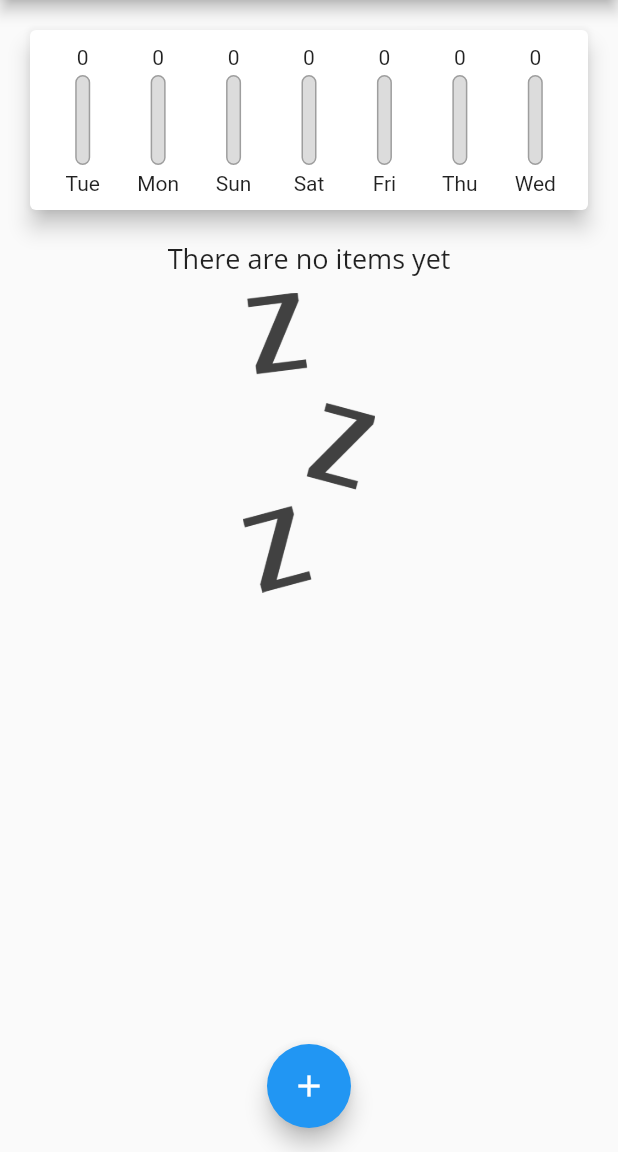
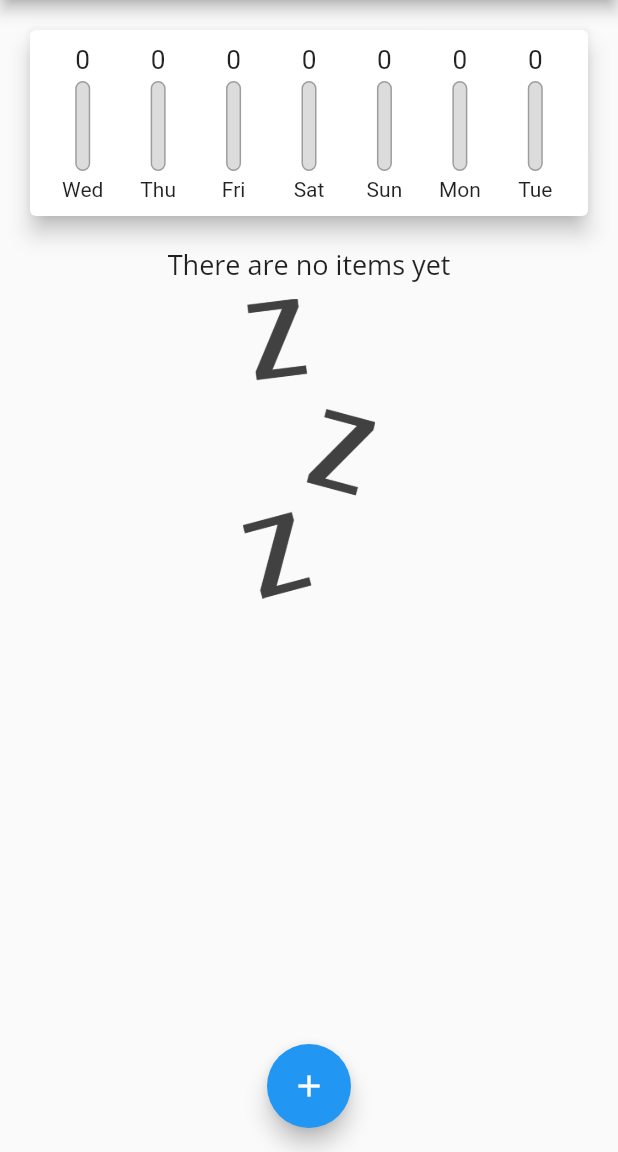
Before and after one commit to adrianbadarau/flutter-expense-tracker, a Flutter app: the screen it shows after launch, on a phone screen of 412 x 824 dp, the part 84-1236 px from its top. Run offline on Flutter 3.47's test engine with Material 2 defaults, Android fonts, the phone set to English and light mode, and no system bars.

```diff
--- a/lib/widgets/chart.dart
+++ b/lib/widgets/chart.dart
@@ -31,7 +31,7 @@ class Chart extends StatelessWidget {
           day: DateFormat.E().format(weekDay),
           amount: sum,
           procOfTotal: procOfTotal);
-    });
+    }).reversed.toList();
   }
 
   List<Widget> buildChartItems() {
--- a/lib/widgets/chart_bar.dart
+++ b/lib/widgets/chart_bar.dart
@@ -11,7 +11,10 @@ class ChartBar extends StatelessWidget {
   Widget build(BuildContext context) {
     return Column(
       children: <Widget>[
-        FittedBox(child: Text("${spendingAmount.toStringAsFixed(0)}")),
+        Container(
+            height: 20,
+            child:
+                FittedBox(child: Text("${spendingAmount.toStringAsFixed(0)}"))),
         SizedBox(height: 4),
         Container(
           width: 10,
@@ -20,18 +23,16 @@ class ChartBar extends StatelessWidget {
             children: <Widget>[
               Container(
                 decoration: BoxDecoration(
-                  border: Border.all(color: Colors.grey, width: 1),
-                  color: Color.fromRGBO(220, 220, 220, 1),
-                  borderRadius: BorderRadius.circular(10)
-                ),
+                    border: Border.all(color: Colors.grey, width: 1),
+                    color: Color.fromRGBO(220, 220, 220, 1),
+                    borderRadius: BorderRadius.circular(10)),
               ),
               FractionallySizedBox(
                 heightFactor: spendingProcOfTotal,
                 child: Container(
                   decoration: BoxDecoration(
-                    color: Theme.of(context).accentColor,
-                    borderRadius: BorderRadius.circular(10)
-                  ),
+                      color: Theme.of(context).accentColor,
+                      borderRadius: BorderRadius.circular(10)),
                 ),
               )
             ],
```
